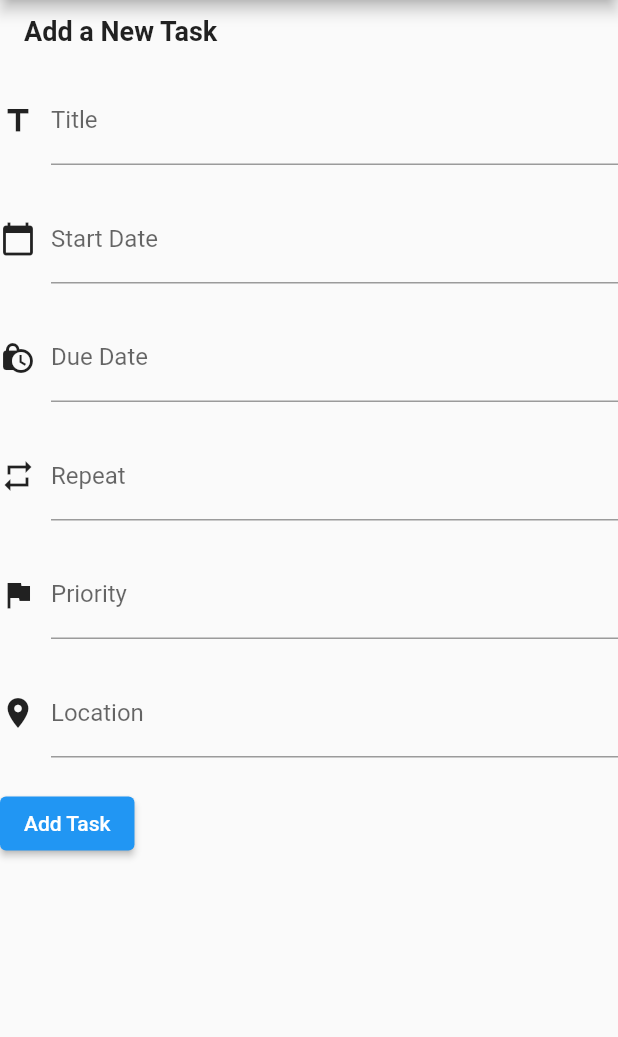
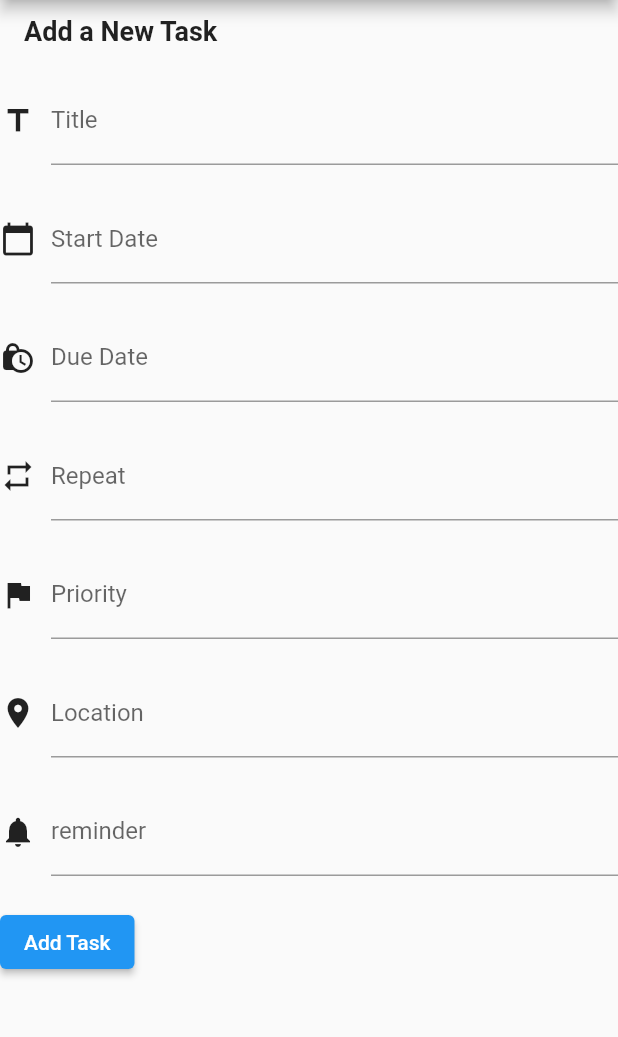
Before and after one commit to ZainR10/to-do-list-flutter-app, a Flutter app: the screen it shows after launch, on a phone screen of 412 x 824 dp, the part 84-1121 px from its top. Run offline on Flutter 3.47's test engine with Material 2 defaults, Android fonts, the phone set to English and light mode, and no system bars; our stand-ins replace curved_navigation_bar.

Commit message:
added a single child scroll view.

```diff
--- a/lib/add_task_list.dart
+++ b/lib/add_task_list.dart
@@ -14,7 +14,7 @@ class _AddTasklistState extends State<AddTasklist> {
   final repeatController = TextEditingController();
   final priorityController = TextEditingController();
   final locationController = TextEditingController();
-
+  final reminderController = TextEditingController();
   final List<Map<String, dynamic>> tasks = [];
 
   Widget buildPropertyInput(
@@ -44,32 +44,8 @@ class _AddTasklistState extends State<AddTasklist> {
         appBar: AppBar(
           title: Text('ToDo List App'),
         ),
-        body: //ListView.builder(
-            //   itemCount: tasks.length + 1,
-            //   itemBuilder: (context, index) {
-            //     if (index < tasks.length) {
-            //       final task = tasks[index];
-
-            //       return ListTile(
-            //         title: Text(task['title']),
-            //         subtitle: Column(
-            //           crossAxisAlignment: CrossAxisAlignment.start,
-            //           children: [
-            //             buildPropertyDisplay(
-            //                 Icons.calendar_today, 'Start Date', task['startDate']),
-            //             buildPropertyDisplay(
-            //                 Icons.lock_clock, 'Due Date', task['dueDate']),
-            //             buildPropertyDisplay(Icons.repeat, 'Repeat', task['repeat']),
-            //             buildPropertyDisplay(
-            //                 Icons.flag, 'is it important', task['priorityColor']),
-            //             buildPropertyDisplay(
-            //                 Icons.location_on, 'Location', task['location']),
-            //           ],
-            //         ),
-            //       );
-            //     } else {
-
-            Column(
+        body: SingleChildScrollView(
+          child: Column(
             crossAxisAlignment: CrossAxisAlignment.start,
             children: [
               Padding(
@@ -109,6 +85,11 @@ class _AddTasklistState extends State<AddTasklist> {
                 'Location',
                 locationController,
               ),
+              buildPropertyInput(
+                Icons.notifications,
+                'reminder',
+                reminderController,
+              ),
               Padding(
                 padding: EdgeInsets.symmetric(vertical: 10),
                 child: ElevatedButton(
@@ -127,6 +108,7 @@ class _AddTasklistState extends State<AddTasklist> {
                 ),
               ),
             ],
+          ),
         ));
   }
 
@@ -143,7 +125,3 @@ class _AddTasklistState extends State<AddTasklist> {
     );
   }
 }
-
-void main() {
-  runApp(MaterialApp(home: AddTasklist()));
-}
```
Lines whose indentation alone changed are shown as unchanged.
